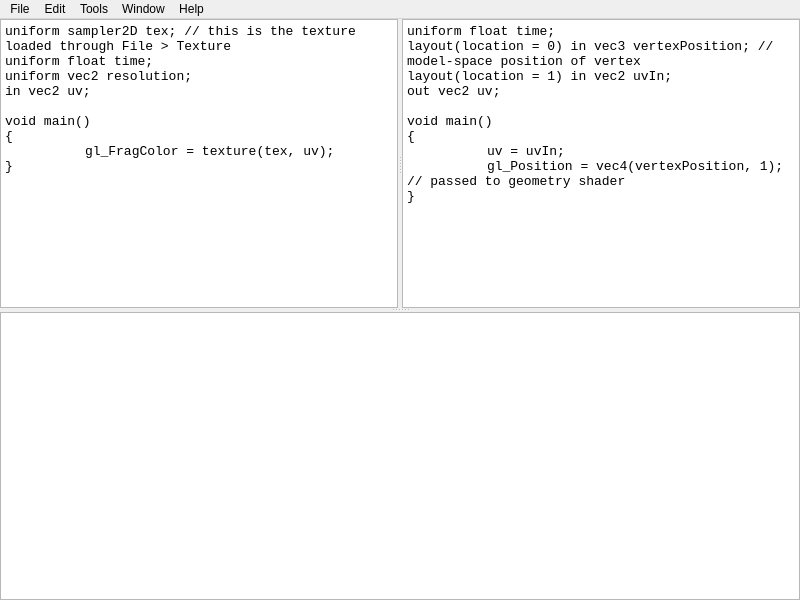
byteManiak/Qt-Shader-IDE, file ide.ui: the form before one commit.
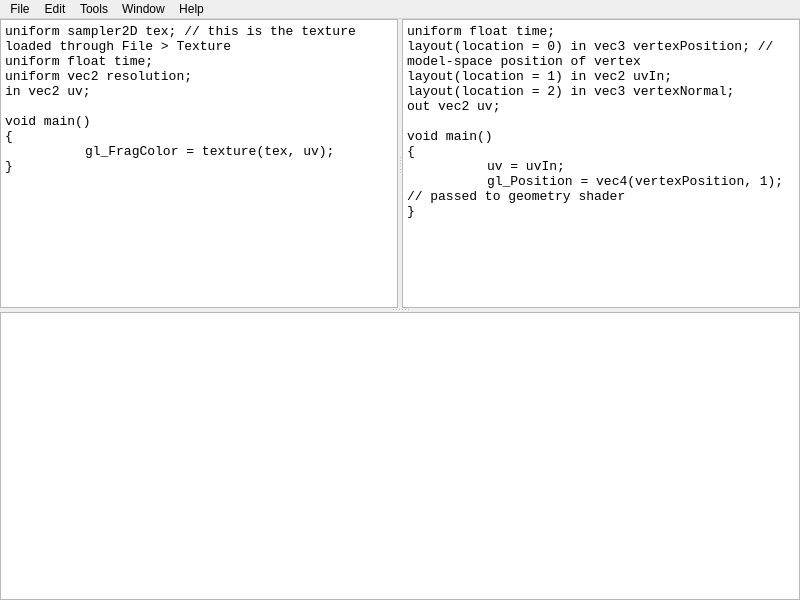
The form after the commit. Custom widgets are drawn as their Qt base class.

Commit message: Added experimental UV and normal support.

What changed in the file:
```diff
--- a/ide.ui
+++ b/ide.ui
@@ -140,6 +140,7 @@
             <string>uniform float time;
 layout(location = 0) in vec3 vertexPosition; // model-space position of vertex
 layout(location = 1) in vec2 uvIn;
+layout(location = 2) in vec3 vertexNormal;
 out vec2 uv;
 
 void main() 
```
The commit also changes 4 other files.
